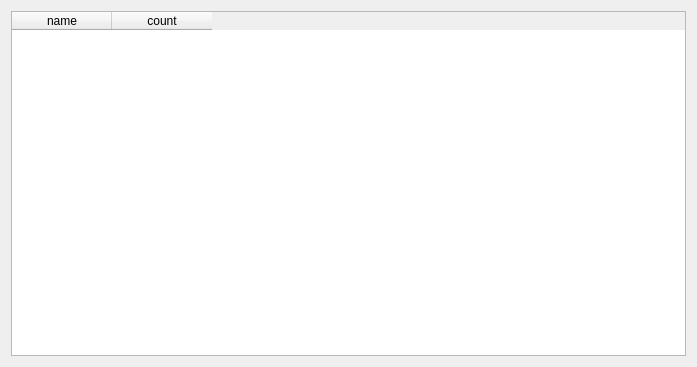
mpa-technology/nolcrm, file nolcrm/WidgetStorage/WidgetStorage.ui: the form before one commit.
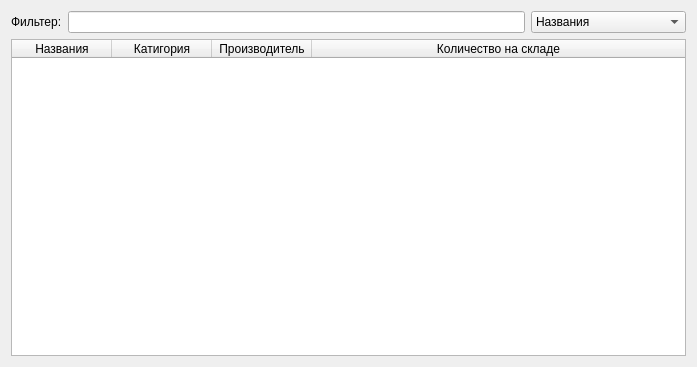
The form after the commit.

What changed in the file:
```diff
--- a/nolcrm/WidgetStorage/WidgetStorage.ui
+++ b/nolcrm/WidgetStorage/WidgetStorage.ui
@@ -14,16 +14,73 @@
    <string>Form</string>
   </property>
   <layout class="QVBoxLayout" name="verticalLayout">
+   <item>
+    <layout class="QHBoxLayout" name="horizontalLayout">
+     <item>
+      <widget class="QLabel" name="label">
+       <property name="text">
+        <string>Фильтер:</string>
+       </property>
+      </widget>
+     </item>
+     <item>
+      <widget class="QLineEdit" name="lineEdit"/>
+     </item>
+     <item>
+      <widget class="QComboBox" name="comboBox">
+       <item>
+        <property name="text">
+         <string>Названия</string>
+        </property>
+       </item>
+       <item>
+        <property name="text">
+         <string>Катигоря</string>
+        </property>
+       </item>
+       <item>
+        <property name="text">
+         <string>Производите</string>
+        </property>
+       </item>
+       <item>
+        <property name="text">
+         <string>Количесвто на складе</string>
+        </property>
+       </item>
+      </widget>
+     </item>
+    </layout>
+   </item>
    <item>
     <widget class="QTableWidget" name="tableWidget">
+     <property name="editTriggers">
+      <set>QAbstractItemView::NoEditTriggers</set>
+     </property>
+     <property name="selectionBehavior">
+      <enum>QAbstractItemView::SelectRows</enum>
+     </property>
+     <attribute name="horizontalHeaderStretchLastSection">
+      <bool>true</bool>
+     </attribute>
      <column>
       <property name="text">
-       <string>name</string>
+       <string>Названия</string>
       </property>
      </column>
      <column>
       <property name="text">
-       <string>count</string>
+       <string>Катигория</string>
+      </property>
+     </column>
+     <column>
+      <property name="text">
+       <string>Производитель</string>
+      </property>
+     </column>
+     <column>
+      <property name="text">
+       <string>Количество на складе</string>
       </property>
      </column>
     </widget>
```
